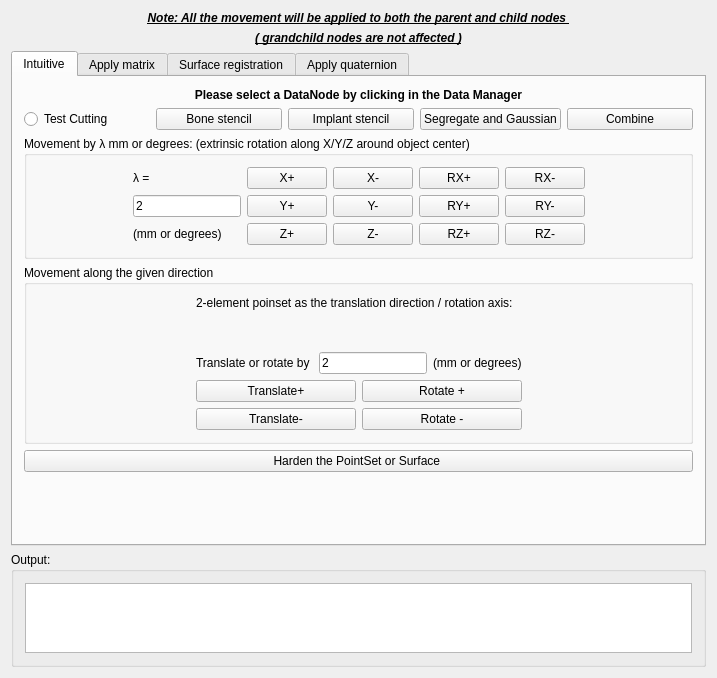
First picture: the form in Plugins/org.mitk.lancet.movedata/src/internal/MoveDataControls.ui, repository zhaomengxiao/LancetMITK-Adition, before the edit.
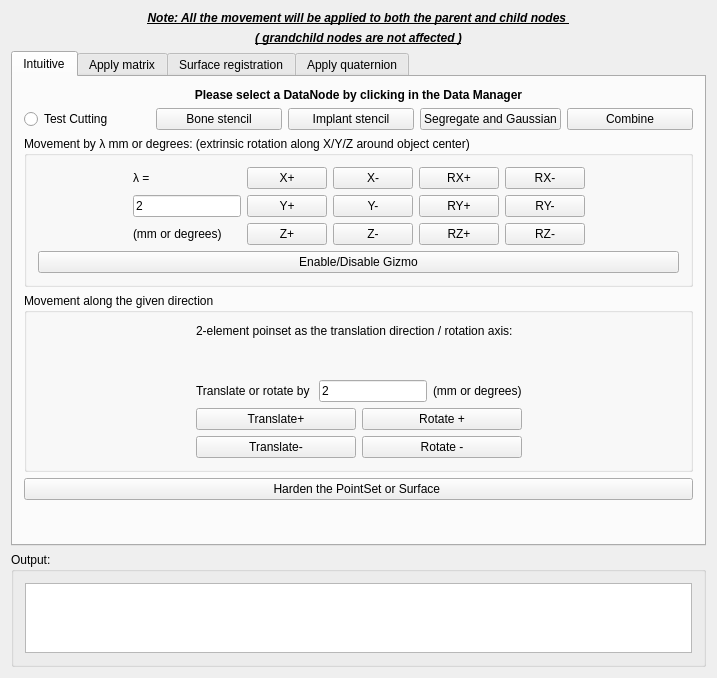
Second picture: the form after the edit. Custom widgets are drawn as their Qt base class.

Commit message: Try Gizmo

What changed in the file:
```diff
--- a/Plugins/org.mitk.lancet.movedata/src/internal/MoveDataControls.ui
+++ b/Plugins/org.mitk.lancet.movedata/src/internal/MoveDataControls.ui
@@ -352,6 +352,13 @@
             </item>
            </layout>
           </item>
+          <item row="1" column="0">
+           <widget class="QPushButton" name="pushButton_addGizmo">
+            <property name="text">
+             <string>Enable/Disable Gizmo</string>
+            </property>
+           </widget>
+          </item>
          </layout>
         </widget>
        </item>
```
The commit also changes 3 other files.
